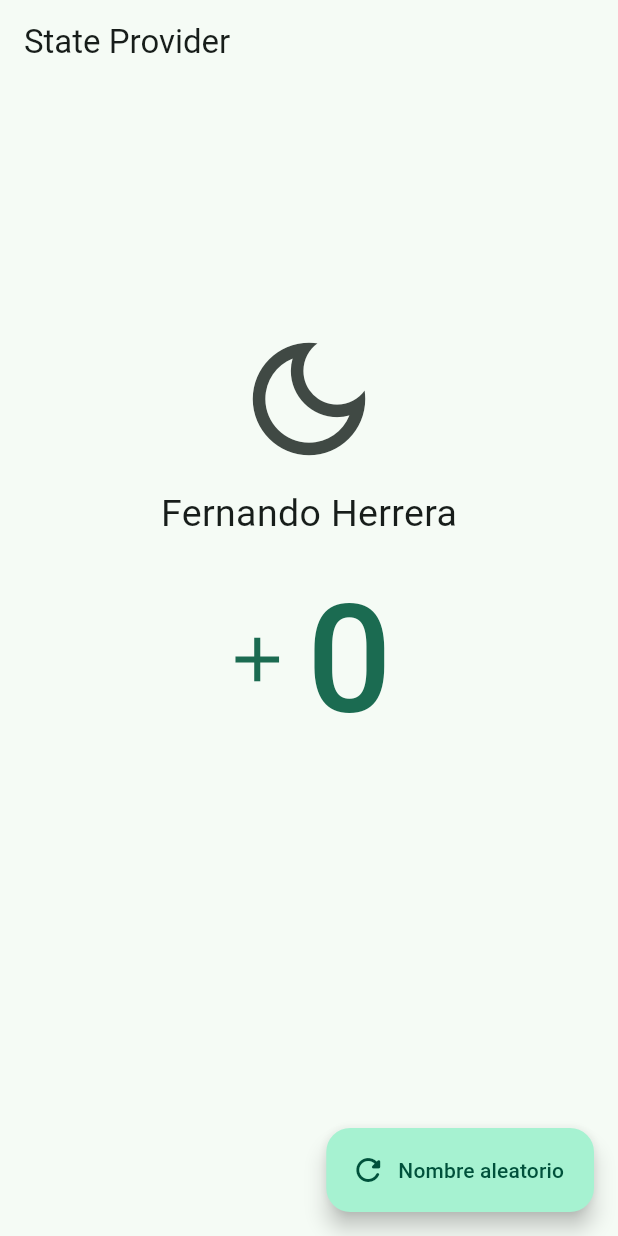
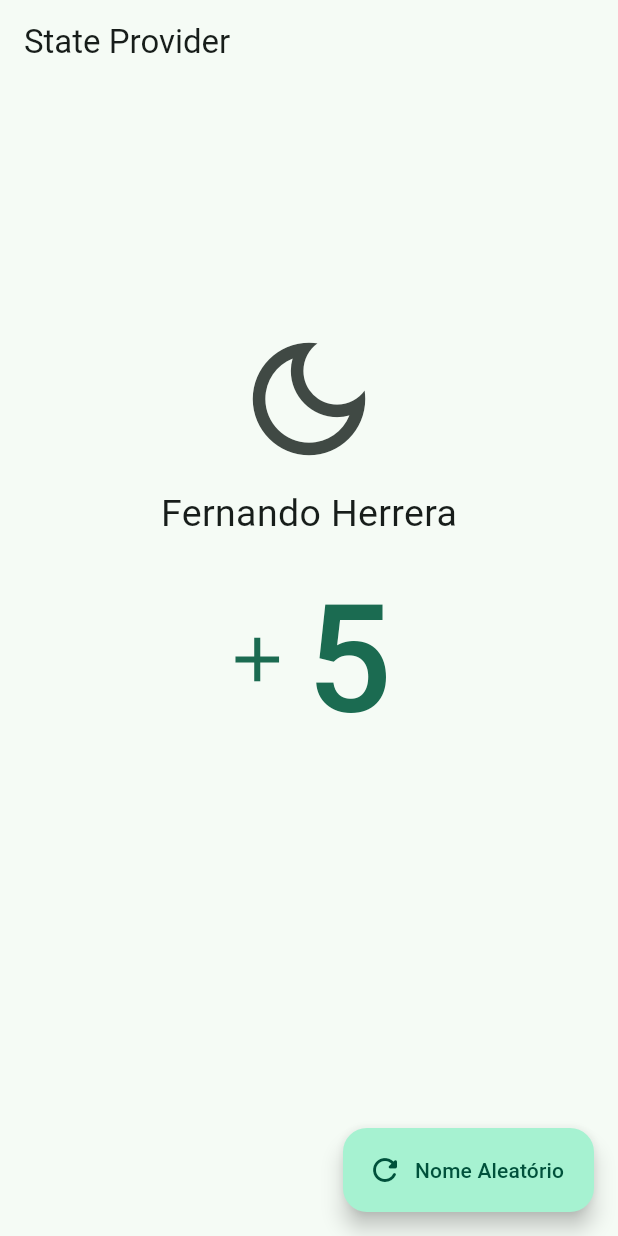
Before and after one commit to gilvancosta/Riverpod-Providers, a Flutter app: the StateProviderScreen screen opened by its route, on a phone screen of 412 x 824 dp. Run offline on Flutter 3.47's test engine with Material 2 defaults, Android fonts, the phone set to English and light mode, and no system bars; our stand-ins replace dio, flutter_riverpod, go_router, riverpod_annotation; missing offline and left inert: random_name_generator; generated files the repository leaves out were written again.

Commit message:
state providers

```diff
--- a/lib/presentation/screens/03_state_provider/state_provider_screen.dart
+++ b/lib/presentation/screens/03_state_provider/state_provider_screen.dart
@@ -1,11 +1,16 @@
+// ignore_for_file: avoid_print
+
 import 'package:flutter/material.dart';
+import 'package:flutter_riverpod/flutter_riverpod.dart';
+import 'package:riverpod_app/presentation/screens/03_state_provider/providers/state_providers.dart';
 
-
-class StateProviderScreen extends StatelessWidget {
+class StateProviderScreen extends ConsumerWidget {
   const StateProviderScreen({super.key});
 
   @override
-  Widget build(BuildContext context) {
+  Widget build(BuildContext context, WidgetRef ref) {
+    final isDarkMode = ref.watch(counterProvider);
+    print('StateProviderScreen build!!!');
     return Scaffold(
       appBar: AppBar(
         title: const Text('State Provider'),
@@ -13,29 +18,35 @@ class StateProviderScreen extends StatelessWidget {
       body: Center(
           child: Column(
         children: [
-            const Spacer(flex: 1,),
-
+          const Spacer(
+            flex: 1,
+          ),
           IconButton(
             // icon: const Icon( Icons.light_mode_outlined, size: 100 ),
-              icon: const Icon( Icons.dark_mode_outlined, size: 100 ),
+            icon: const Icon(Icons.dark_mode_outlined, size: 100),
             onPressed: () {},
           ),
-
-            const Text('Fernando Herrera', style: TextStyle(fontSize: 25 )),
-
+          const Text('Fernando Herrera', style: TextStyle(fontSize: 25)),
           TextButton.icon(
-              icon: const Icon( Icons.add, size: 50,),
-              label: const Text('0', style: TextStyle(fontSize: 100)),
-              onPressed: () {},
+            icon: const Icon(
+              Icons.add,
+              size: 50,
             ),
-
-            const Spacer( flex: 2 ),
+            label: Consumer(builder: (context, refLocal, _) {
+              final counter = refLocal.watch(counterProvider);
+              return Text(counter.toString(),
+                  style: const TextStyle(fontSize: 100));
+            }),
+            onPressed: () {
+              ref.read(counterProvider.notifier).increaseByOne();
+            },
+          ),
+          const Spacer(flex: 2),
         ],
-        )
-      ),
+      )),
       floatingActionButton: FloatingActionButton.extended(
-        label: const Text('Nombre aleatorio'),
-        icon: const Icon( Icons.refresh_rounded ),
+        label: const Text('Nome Aleatório'),
+        icon: const Icon(Icons.refresh_rounded),
         onPressed: () {},
       ),
     );
```
Also changed, not shown: lib/presentation/screens/03_state_provider/providers/state_providers.dart (added, +30 -0 lines), lib/presentation/screens/03_state_provider/providers/state_providers.g.dart (added). Lines whose indentation alone changed are shown as unchanged.
